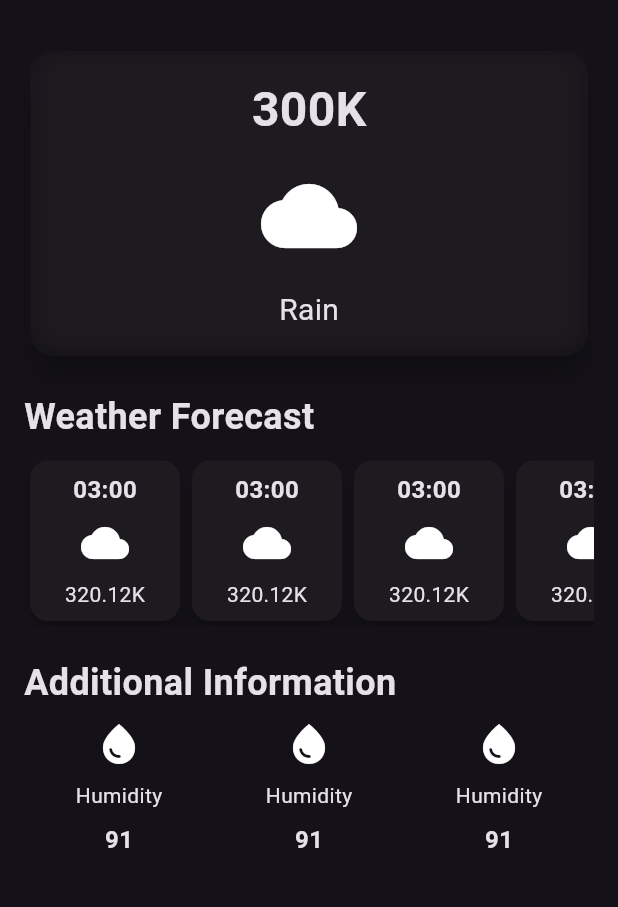
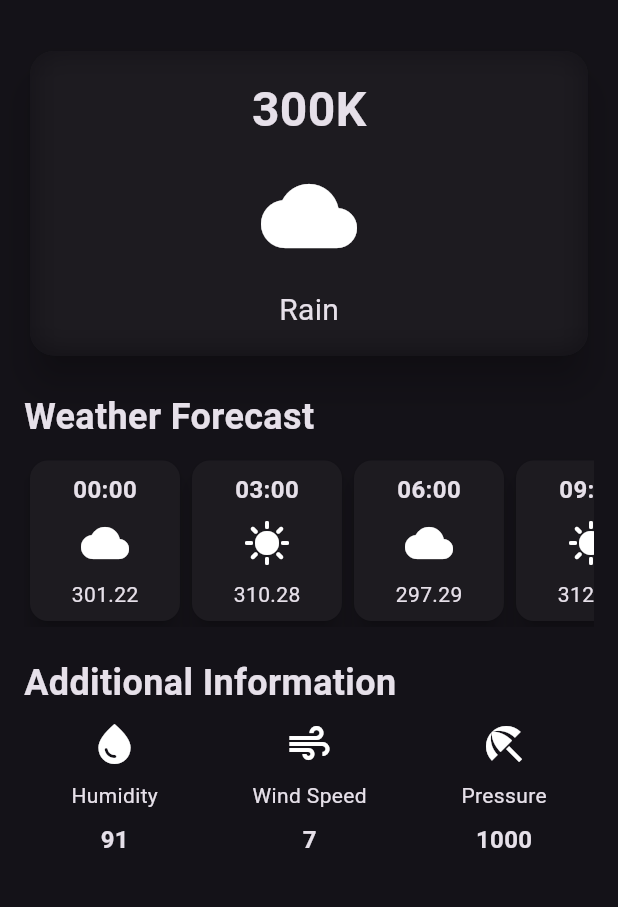
Before and after one commit to sanghaibiraj/weather_app_flutter, a Flutter app: the screen it shows after launch, on a phone screen of 412 x 824 dp, the part 63-970 px from its top. Run offline on Flutter 3.47's test engine with Material 3 defaults, Android fonts, the phone set to English and light mode, and no system bars.

Commit message:
add variable to store data

```diff
--- a/lib/additional_info_item.dart
+++ b/lib/additional_info_item.dart
@@ -1,8 +1,14 @@
 import 'package:flutter/material.dart';
 
 class AdditionalInfoItem extends StatelessWidget {
+  final IconData icon;
+  final String label;
+  final String value;
   const AdditionalInfoItem({
     super.key,
+    required this.icon,
+    required this.label,
+    required this.value,
   });
 
   @override
@@ -10,15 +16,15 @@ class AdditionalInfoItem extends StatelessWidget {
     return Column(
       children: [
         Icon(
-          Icons.water_drop,
+          icon,
           size: 32,
         ),
         const SizedBox(height: 8),
-        Text('Humidity'),
+        Text(label),
         const SizedBox(height: 8),
         Text(
-          '91',
-          style: TextStyle(
+          value,
+          style: const TextStyle(
             fontSize: 16,
             fontWeight: FontWeight.bold,
           ),
--- a/lib/hourly_forecast_item.dart
+++ b/lib/hourly_forecast_item.dart
@@ -1,7 +1,15 @@
 import 'package:flutter/material.dart';
 
 class HourlyForecastItem extends StatelessWidget {
-  const HourlyForecastItem({super.key});
+  final IconData icon;
+  final String time;
+  final String temperature;
+  const HourlyForecastItem({
+    super.key,
+    required this.icon,
+    required this.time,
+    required this.temperature,
+  });
 
   @override
   Widget build(BuildContext context) {
@@ -13,26 +21,26 @@ class HourlyForecastItem extends StatelessWidget {
         decoration: BoxDecoration(
           borderRadius: BorderRadius.circular(12),
         ),
-        child: const Column(
+        child: Column(
           children: [
             Text(
-              '03:00',
-              style: TextStyle(
+              time,
+              style: const TextStyle(
                 fontSize: 16,
                 fontWeight: FontWeight.bold,
               ),
             ),
-            SizedBox(
+            const SizedBox(
               height: 8,
             ),
             Icon(
-              Icons.cloud,
+              icon,
               size: 32,
             ),
-            SizedBox(
+            const SizedBox(
               height: 8,
             ),
-            Text('320.12K'),
+            Text(temperature),
           ],
         ),
       ),
--- a/lib/weather_screen.dart
+++ b/lib/weather_screen.dart
@@ -90,11 +90,31 @@ class WeatherScreen extends StatelessWidget {
               scrollDirection: Axis.horizontal,
               child: Row(
                 children: [
-                  HourlyForecastItem(),
-                  HourlyForecastItem(),
-                  HourlyForecastItem(),
-                  HourlyForecastItem(),
-                  HourlyForecastItem(),
+                  HourlyForecastItem(
+                    time: '00:00',
+                    icon: Icons.cloud,
+                    temperature: '301.22',
+                  ),
+                  HourlyForecastItem(
+                    time: '03:00',
+                    icon: Icons.sunny,
+                    temperature: '310.28',
+                  ),
+                  HourlyForecastItem(
+                    time: '06:00',
+                    icon: Icons.cloud,
+                    temperature: '297.29',
+                  ),
+                  HourlyForecastItem(
+                    time: '09:00',
+                    icon: Icons.sunny,
+                    temperature: '312.45',
+                  ),
+                  HourlyForecastItem(
+                    time: '12:00',
+                    icon: Icons.cloud,
+                    temperature: '291.87',
+                  ),
                 ],
               ),
             ),
@@ -110,9 +130,21 @@ class WeatherScreen extends StatelessWidget {
             const Row(
               mainAxisAlignment: MainAxisAlignment.spaceAround,
               children: [
-                AdditionalInfoItem(),
-                AdditionalInfoItem(),
-                AdditionalInfoItem(),
+                AdditionalInfoItem(
+                  icon: Icons.water_drop,
+                  label: 'Humidity',
+                  value: '91',
+                ),
+                AdditionalInfoItem(
+                  icon: Icons.air,
+                  label: 'Wind Speed',
+                  value: '7',
+                ),
+                AdditionalInfoItem(
+                  icon: Icons.beach_access,
+                  label: 'Pressure',
+                  value: '1000',
+                ),
               ],
             )
           ],
--- a/pubspec.yaml
+++ b/pubspec.yaml
@@ -30,6 +30,7 @@ environment:
 dependencies:
   flutter:
     sdk: flutter
+  http: ^1.2.2
 
   # The following adds the Cupertino Icons font to your application.
   # Use with the CupertinoIcons class for iOS style icons.
```
Also changed, not shown: pubspec.lock.
